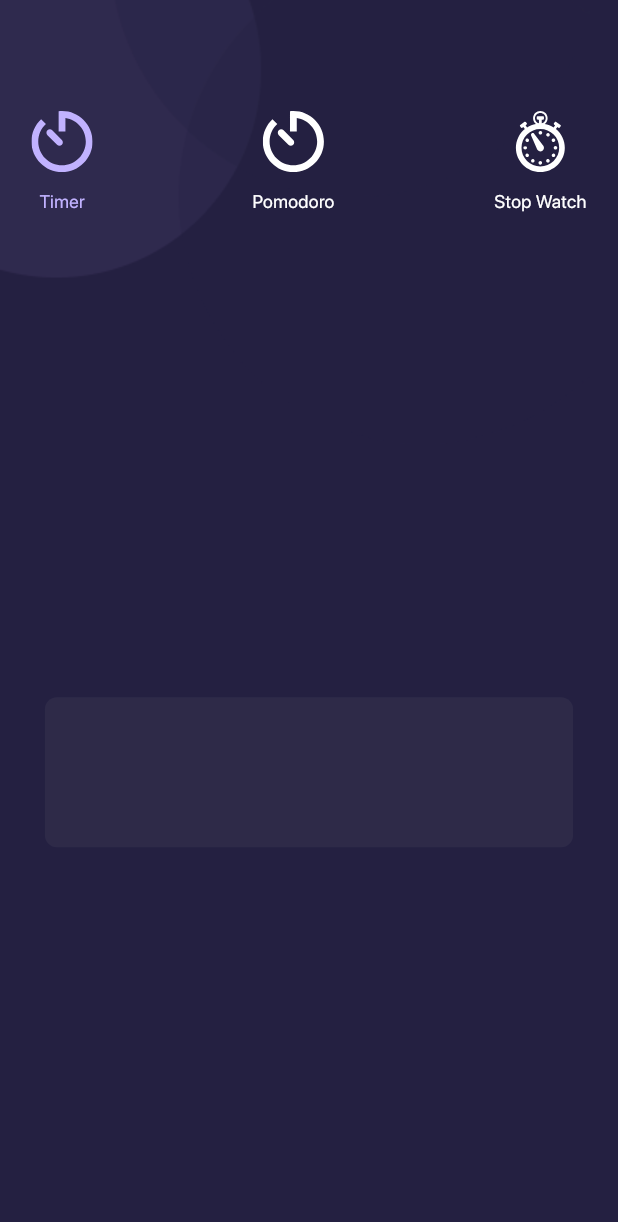
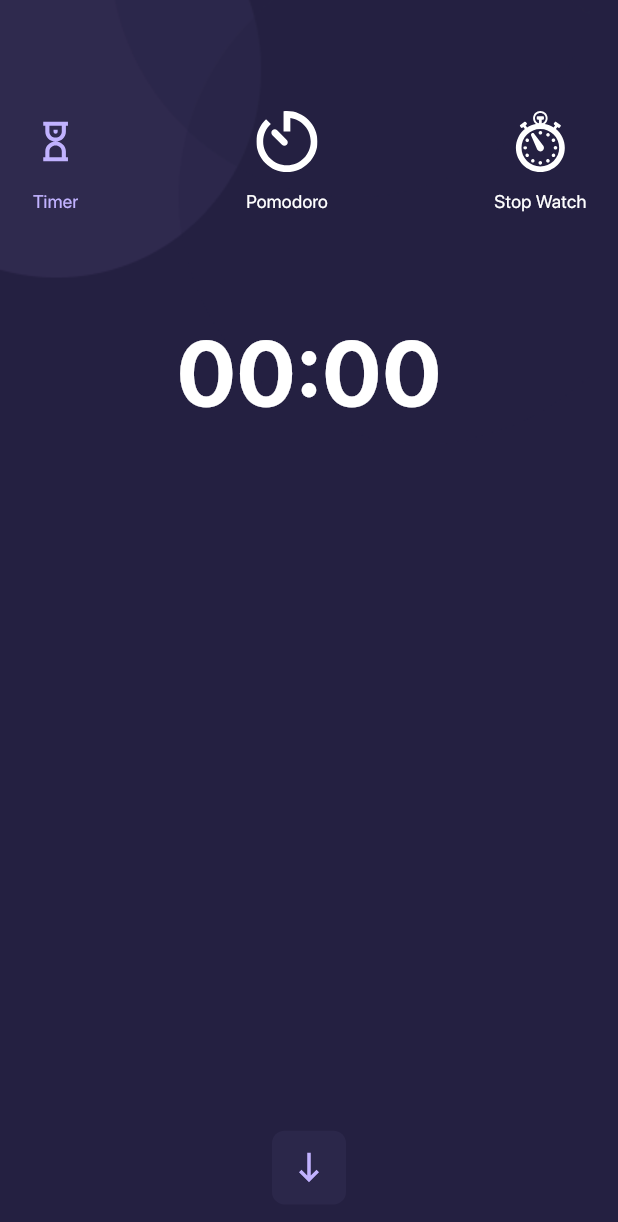
Before and after one commit to AnasKhaled1876/Smart-Work, a Flutter app: the PomodoroScreen screen opened by its route, on a phone screen of 412 x 824 dp. Shown: the top 1222 px of the screen. Run offline on Flutter 3.47's test engine with Material 2 defaults, Android fonts, the phone set to English and light mode, and no system bars; our stand-ins replace badges, dio, firebase_core, firebase_messaging, flutter_advanced_drawer, flutter_bloc and 8 more; missing offline and left inert: awesome_dio_interceptor, syncfusion_flutter_core; accounts and stored records are empty; statements that could not run were skipped; project files that could hold a hidden picture were left out.

Commit message:
Add Syncfusion Flutter Sliders and Core packages, update selected mode images, and refactor Pomodoro timer

```diff
--- a/lib/presentation/screens/pomodoro.dart
+++ b/lib/presentation/screens/pomodoro.dart
@@ -1,12 +1,14 @@
 import 'dart:io';
-
-import 'package:flutter/cupertino.dart';
 import 'package:flutter/material.dart';
 import 'package:flutter/services.dart';
+import 'package:flutter_bloc/flutter_bloc.dart';
 import 'package:flutter_svg/svg.dart';
+import 'package:smart_work/cubits/cubit/app_cubit.dart';
 import 'package:smart_work/presentation/assets/color_manager.dart';
+import 'package:smart_work/presentation/widgets/pomodoro/pomodoro_widget.dart';
+import 'package:smart_work/presentation/widgets/pomodoro/stopwatch.dart';
 import 'package:smart_work/presentation/widgets/pomodoro/timer.dart';
-
+import 'package:smart_work/utils/constants/maps.dart';
 import '../../utils/constants/labels.dart';
 
 class PomodoroScreen extends StatefulWidget {
@@ -18,8 +20,25 @@ class PomodoroScreen extends StatefulWidget {
 }
 
 class _PomodoroScreenState extends State<PomodoroScreen> {
+  Widget getPomodoroWidget() {
+    switch (AppCubit.get(context).selectedPomodoroMode) {
+      case 0:
+        return const TimerWidget();
+      case 1:
+        return const PomodoroWidget();
+      case 2:
+        return const StopwatchWidget();
+      default:
+        return const TimerWidget();
+    }
+  }
+
   @override
   Widget build(BuildContext context) {
+    return BlocConsumer<AppCubit, AppState>(
+      listener: (context, state) {},
+      builder: (context, state) {
+        AppCubit cubit = AppCubit.get(context);
         return Scaffold(
           backgroundColor: primaryColor,
           appBar: AppBar(
@@ -37,9 +56,20 @@ class _PomodoroScreenState extends State<PomodoroScreen> {
           body: SafeArea(
             child: Stack(
               children: [
-            Image.asset(
-              'assets/images/pomodoro_circles.png',
+                AnimatedSwitcher(
+                  transitionBuilder: (child, animation) => SlideTransition(
+                    position: Tween<Offset>(
+                      begin: const Offset(0, -0.5),
+                      end: Offset.zero,
+                    ).animate(animation),
+                    child: child,
+                  ),
+                  duration: const Duration(milliseconds: 300),
+                  child: Image.asset(
+                    selectedModeImage[cubit.selectedPomodoroMode]!,
+                    key: ValueKey<int>(cubit.selectedPomodoroMode),
                     fit: BoxFit.cover,
+                  ),
                 ),
                 Padding(
                   padding: EdgeInsets.only(
@@ -49,33 +79,72 @@ class _PomodoroScreenState extends State<PomodoroScreen> {
                   ),
                   child: Column(
                     children: [
-                  const Row(
+                      Row(
                         crossAxisAlignment: CrossAxisAlignment.center,
                         mainAxisAlignment: MainAxisAlignment.spaceBetween,
                         children: [
-                      ModeTile(
+                          InkWell(
+                            onTap: () {
+                              cubit.changePomodoroMode(index: 0);
+                            },
+                            child: ModeTile(
                               //TODO: Replace with sand clock
-                        icon: 'assets/icons/pomodoro.svg',
+                              icon: 'assets/icons/sand_clock.svg',
                               title: 'Timer',
-                        isSelected: true,
+                              isSelected: cubit.selectedPomodoroMode == 0,
                             ),
-                      ModeTile(
+                          ),
+                          InkWell(
+                            onTap: () {
+                              cubit.changePomodoroMode(index: 1);
+                            },
+                            child: ModeTile(
                               icon: 'assets/icons/pomodoro.svg',
                               title: 'Pomodoro',
-                        isSelected: false,
+                              isSelected: cubit.selectedPomodoroMode == 1,
                             ),
-                      ModeTile(
+                          ),
+                          InkWell(
+                            onTap: () {
+                              cubit.changePomodoroMode(index: 2);
+                            },
+                            child: ModeTile(
                               icon: 'assets/icons/stopwatch.svg',
                               title: 'Stop Watch',
-                        isSelected: false,
+                              isSelected: cubit.selectedPomodoroMode == 2,
+                            ),
                           )
                         ],
                       ),
                       Expanded(
                         child: AnimatedSwitcher(
                           duration: const Duration(milliseconds: 300),
-                      child: TimerWidget(),
+                          child: getPomodoroWidget(),
                         ),
+                      ),
+                      InkWell(
+                        onTap: () {
+                          Navigator.pop(context);
+                        },
+                        child: Container(
+                          padding: EdgeInsets.all(width * 10),
+                          decoration: ShapeDecoration(
+                            color: const Color(0x0CC1B2FF),
+                            shape: RoundedRectangleBorder(
+                              borderRadius: BorderRadius.circular(
+                                width * 8,
+                              ),
+                            ),
+                          ),
+                          child: SvgPicture.asset(
+                            "assets/icons/arrow_down.svg",
+                            height: width * 27,
+                            width: width * 27,
+                          ),
+                        ),
+                      ),
+                      SizedBox(
+                        height: width * 20,
                       ),
                     ],
                   ),
@@ -83,6 +152,8 @@ class _PomodoroScreenState extends State<PomodoroScreen> {
               ],
             ),
           ),
+        );
+      },
     );
   }
 }
--- a/lib/presentation/widgets/pomodoro/timer.dart
+++ b/lib/presentation/widgets/pomodoro/timer.dart
@@ -14,22 +14,12 @@ class TimerWidget extends StatelessWidget {
         SizedBox(
           height: height * 60,
         ),
-        Expanded(
-          //adjust the theme of the timepicker and make the text color white
-
-          child: CupertinoTheme(
-            data: const CupertinoThemeData(
-              textTheme: CupertinoTextThemeData(
-                pickerTextStyle: TextStyle(color: Colors.white),
-              ),
-            ),
-            child: CupertinoPicker(
-              itemExtent: 100,
-              onSelectedItemChanged: (int value) {},
-              children: [
-
-              ],
-            ),
+        Text(
+          '00:00',
+          style: TextStyle(
+            fontSize: textSize * 60,
+            fontWeight: FontWeight.bold,
+            color: Colors.white,
           ),
         ),
       ],
--- a/lib/utils/constants/maps.dart
+++ b/lib/utils/constants/maps.dart
@@ -64,3 +64,9 @@ Map<int, Widget> sideButton = {
     width: width * 20,
   ),
 };
+
+Map<int, String> selectedModeImage = {
+  0: "assets/images/timer_selected.png",
+  1: "assets/images/pomodoro_selected.png",
+  2: "assets/images/stopwatch_selected.png",
+};
--- a/pubspec.yaml
+++ b/pubspec.yaml
@@ -35,6 +35,8 @@ dependencies:
   firebase_core: ^2.21.0
   flutter_local_notifications: ^16.1.0
   firebase_messaging: ^14.7.3
+  syncfusion_flutter_sliders: ^23.1.43
+  syncfusion_flutter_core: ^23.1.43
 
 dev_dependencies:
   flutter_test:
```
Also changed, not shown: lib/cubits/cubit/app_cubit.dart (+31 -0 lines), lib/presentation/widgets/pomodoro/pick_pomodoro_time.dart (added, +69 -0 lines), lib/presentation/widgets/pomodoro/pomodoro_clock.dart (added, +108 -0 lines), lib/presentation/widgets/pomodoro/pomodoro_widget.dart (added, +153 -0 lines), lib/presentation/widgets/pomodoro/start_clock.dart (added, +82 -0 lines), lib/presentation/widgets/pomodoro/stopwatch.dart (added, +34 -0 lines), assets/icons/arrow_down.svg (added), assets/icons/play.svg (added), assets/images/clock.png, assets/images/clock_ticks.png (added), assets/images/inner_shadow_ellipse.png (added), assets/images/pomodoro_selected.png (added), assets/images/stopwatch_selected.png (added), assets/images/timer_selected.png (renamed from assets/images/pomodoro_circles.png), 1 more files. Lines whose indentation alone changed are shown as unchanged.
